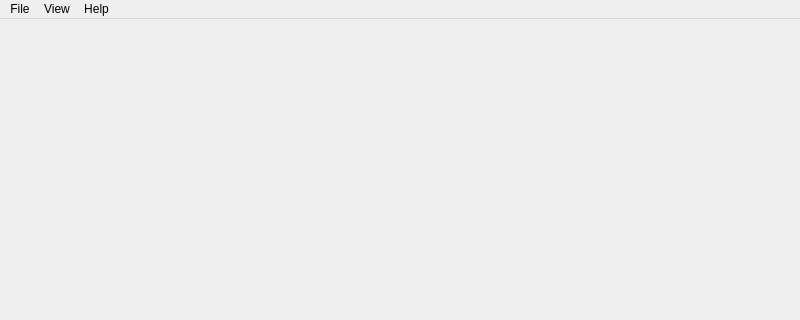
game-pwner/game-pwner, file tools/gui/widgets/MainWindow.ui: the form before one commit; both pictures show x 0 to 800 and y 0 to 320 of the 800 by 600 pixel window.
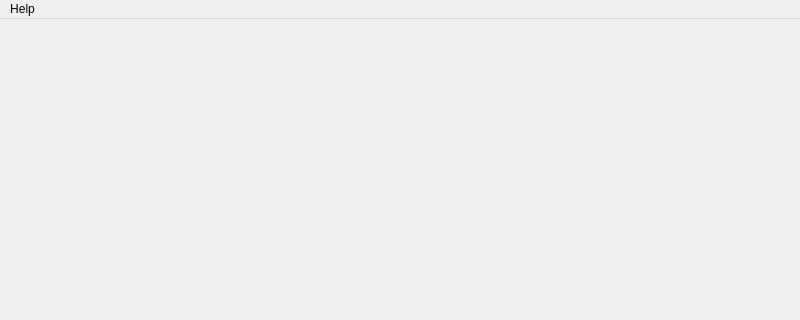
The form after the commit.

Diff of the .ui file:
```diff
--- a/tools/gui/widgets/MainWindow.ui
+++ b/tools/gui/widgets/MainWindow.ui
@@ -13,27 +13,25 @@
   <property name="windowTitle">
    <string>pwner-gui</string>
   </property>
-  <widget class="QWidget" name="centralwidget">
-   <layout class="QVBoxLayout" name="verticalLayout_2"/>
-  </widget>
-  <widget class="QMenuBar" name="menuBar">
+  <property name="styleSheet">
+   <string notr="true">
+   </string>
+  </property>
+  <property name="documentMode">
+   <bool>false</bool>
+  </property>
+  <property name="dockNestingEnabled">
+   <bool>true</bool>
+  </property>
+  <widget class="QMenuBar" name="menubar">
    <property name="geometry">
     <rect>
      <x>0</x>
      <y>0</y>
-     <width>809</width>
+     <width>800</width>
      <height>30</height>
     </rect>
    </property>
-   <widget class="QMenu" name="menuFile">
-    <property name="title">
-     <string>File</string>
-    </property>
-    <addaction name="actionAttach_PID"/>
-    <addaction name="actionCriu"/>
-    <addaction name="separator"/>
-    <addaction name="actionExit"/>
-   </widget>
    <widget class="QMenu" name="menuHelp">
     <property name="title">
      <string>Help</string>
@@ -41,14 +39,6 @@
     <addaction name="actionpwner_help"/>
     <addaction name="actionAbout"/>
    </widget>
-   <widget class="QMenu" name="menuVies">
-    <property name="title">
-     <string>View</string>
-    </property>
-    <addaction name="actionReset_layout"/>
-   </widget>
-   <addaction name="menuFile"/>
-   <addaction name="menuVies"/>
    <addaction name="menuHelp"/>
   </widget>
   <action name="actionAttachPID">
```
Left out of the diff: 48 changed lines with no effect on the pictures.
